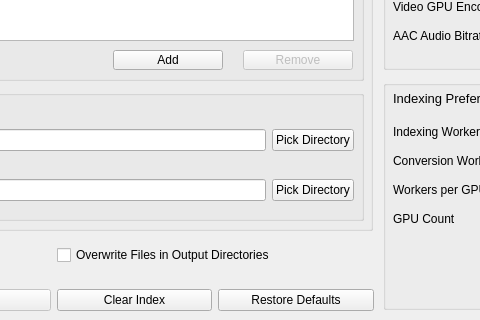
This is assets/mainwindow.ui in sabaatworld/batch-media-compressor as Qt 5 draws it before an edit; both pictures show x 277 to 757 and y 170 to 490 of the 990 by 490 pixel window. The edited form follows.
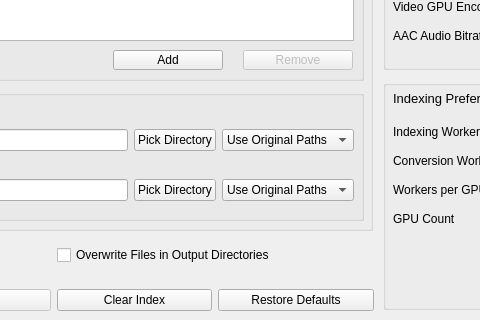
This is the edited form.

Commit message: Fixed output dir deletion. Made output sort by date optional. New screenshot. Fixed directory exclusiong on windows.

Diff of the .ui file:
```diff
--- a/assets/mainwindow.ui
+++ b/assets/mainwindow.ui
@@ -236,6 +236,20 @@
          </property>
         </widget>
        </item>
+       <item>
+        <widget class="QComboBox" name="cbOutputDirPathType">
+         <item>
+          <property name="text">
+           <string>Use Original Paths</string>
+          </property>
+         </item>
+         <item>
+          <property name="text">
+           <string>Sort by Date</string>
+          </property>
+         </item>
+        </widget>
+       </item>
       </layout>
      </widget>
      <widget class="QWidget" name="horizontalLayoutWidget_4">
@@ -275,6 +289,15 @@
          </property>
         </widget>
        </item>
+       <item>
+        <widget class="QComboBox" name="cbUnknownOutputDirPathType">
+         <item>
+          <property name="text">
+           <string>Use Original Paths</string>
+          </property>
+         </item>
+        </widget>
+       </item>
       </layout>
      </widget>
     </widget>
```
The commit also changes 8 other files.
